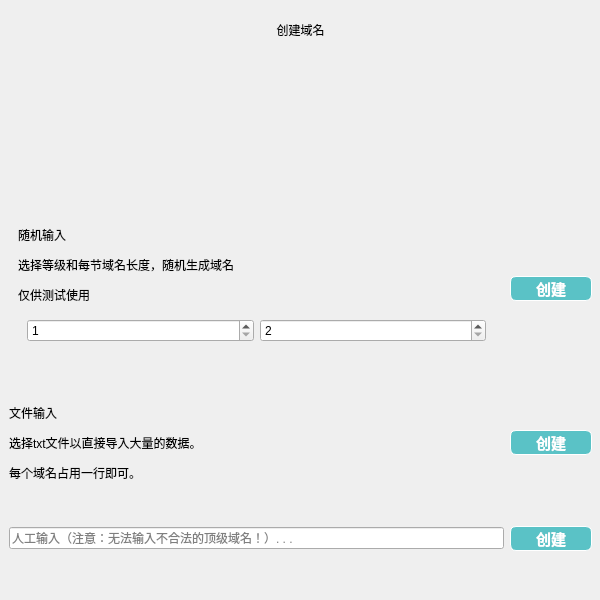
Before: the Qt Designer form src/establishdialog.ui in Miki-Riako/Internet-Domain-Name-Information-Management-System, drawn with Qt 5.
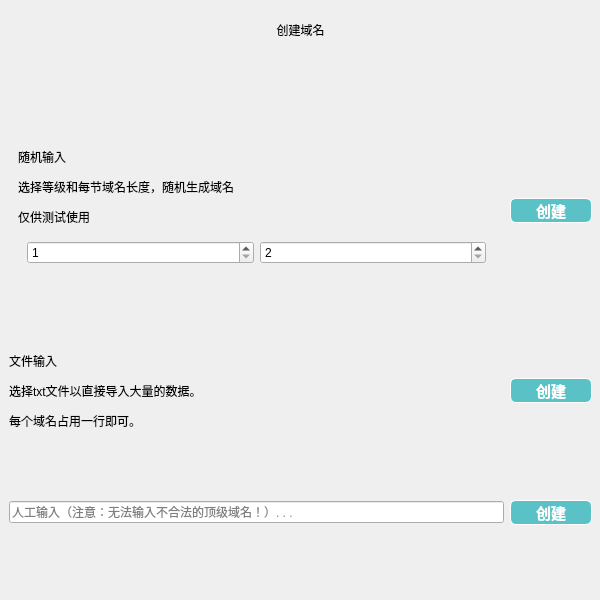
After: the same form once the commit is applied. Icons and pictures are not drawn. Custom widgets are drawn as their Qt base class.

```diff
--- a/src/establishdialog.ui
+++ b/src/establishdialog.ui
@@ -79,56 +79,7 @@
        </size>
       </property>
       <layout class="QGridLayout" name="gridLayout">
-       <item row="2" column="1">
-        <widget class="QPushButton" name="fileButton">
-         <property name="minimumSize">
-          <size>
-           <width>82</width>
-           <height>20</height>
-          </size>
-         </property>
-         <property name="cursor">
-          <cursorShape>PointingHandCursor</cursorShape>
-         </property>
-         <property name="styleSheet">
-          <string notr="true">QPushButton {
-	border: 0.5px solid white;
-	border-radius: 6px;
-	background-color: rgb(90, 194, 198);
-	min-width: 80px;
-	font-family: &quot;Times New Roman&quot;;
-	font-size: 11pt;
-	font-weight: bold;
-	color: white;
-}
-
-QPushButton:hover {
-	border: 0.5px solid white;
-	border-radius: 6px;
-	background-color: #1fab89;
-	min-width: 80px;
-	font-family: &quot;Times New Roman&quot;;
-	font-size: 10pt;
-	font-weight: bold;
-	color: white;
-}</string>
-         </property>
-         <property name="text">
-          <string>创建</string>
-         </property>
-        </widget>
-       </item>
-       <item row="2" column="0">
-        <widget class="QLabel" name="label">
-         <property name="styleSheet">
-          <string notr="true">font: 12pt &quot;Microsoft YaHei UI&quot;;</string>
-         </property>
-         <property name="text">
-          <string>&lt;html&gt;&lt;head/&gt;&lt;body&gt;&lt;p&gt;文件输入&lt;/p&gt;&lt;p&gt;选择txt文件以直接导入大量的数据。&lt;/p&gt;&lt;p&gt;每个域名占用一行即可。&lt;/p&gt;&lt;/body&gt;&lt;/html&gt;</string>
-         </property>
-        </widget>
-       </item>
-       <item row="1" column="0">
+       <item row="0" column="0">
         <widget class="QWidget" name="widget_6" native="true">
          <layout class="QVBoxLayout" name="verticalLayout_2">
           <item>
@@ -176,8 +127,8 @@
          </layout>
         </widget>
        </item>
-       <item row="3" column="1">
-        <widget class="QPushButton" name="peopleButton">
+       <item row="1" column="1">
+        <widget class="QPushButton" name="fileButton">
          <property name="minimumSize">
           <size>
            <width>82</width>
@@ -215,7 +166,7 @@
          </property>
         </widget>
        </item>
-       <item row="3" column="0">
+       <item row="2" column="0">
         <widget class="QtMaterialAutoComplete" name="searchLineEdit">
          <property name="echoMode">
           <enum>QLineEdit::Normal</enum>
@@ -225,7 +176,17 @@
          </property>
         </widget>
        </item>
-       <item row="1" column="1">
+       <item row="1" column="0">
+        <widget class="QLabel" name="label">
+         <property name="styleSheet">
+          <string notr="true">font: 12pt &quot;Microsoft YaHei UI&quot;;</string>
+         </property>
+         <property name="text">
+          <string>&lt;html&gt;&lt;head/&gt;&lt;body&gt;&lt;p&gt;文件输入&lt;/p&gt;&lt;p&gt;选择txt文件以直接导入大量的数据。&lt;/p&gt;&lt;p&gt;每个域名占用一行即可。&lt;/p&gt;&lt;/body&gt;&lt;/html&gt;</string>
+         </property>
+        </widget>
+       </item>
+       <item row="0" column="1">
         <widget class="QPushButton" name="randomButton">
          <property name="minimumSize">
           <size>
@@ -264,14 +225,43 @@
          </property>
         </widget>
        </item>
-       <item row="0" column="0">
-        <widget class="Scroll" name="tips" native="true">
-         <property name="maximumSize">
+       <item row="2" column="1">
+        <widget class="QPushButton" name="peopleButton">
+         <property name="minimumSize">
           <size>
-           <width>16777215</width>
-           <height>60</height>
+           <width>82</width>
+           <height>20</height>
           </size>
          </property>
+         <property name="cursor">
+          <cursorShape>PointingHandCursor</cursorShape>
+         </property>
+         <property name="styleSheet">
+          <string notr="true">QPushButton {
+	border: 0.5px solid white;
+	border-radius: 6px;
+	background-color: rgb(90, 194, 198);
+	min-width: 80px;
+	font-family: &quot;Times New Roman&quot;;
+	font-size: 11pt;
+	font-weight: bold;
+	color: white;
+}
+
+QPushButton:hover {
+	border: 0.5px solid white;
+	border-radius: 6px;
+	background-color: #1fab89;
+	min-width: 80px;
+	font-family: &quot;Times New Roman&quot;;
+	font-size: 10pt;
+	font-weight: bold;
+	color: white;
+}</string>
+         </property>
+         <property name="text">
+          <string>创建</string>
+         </property>
         </widget>
        </item>
       </layout>
@@ -286,12 +276,6 @@
    <extends>QLineEdit</extends>
    <header location="global">qtmaterialautocomplete.h</header>
   </customwidget>
-  <customwidget>
-   <class>Scroll</class>
-   <extends>QWidget</extends>
-   <header location="global">Scroll.h</header>
-   <container>1</container>
-  </customwidget>
  </customwidgets>
  <resources>
   <include location="resource.qrc"/>
```
